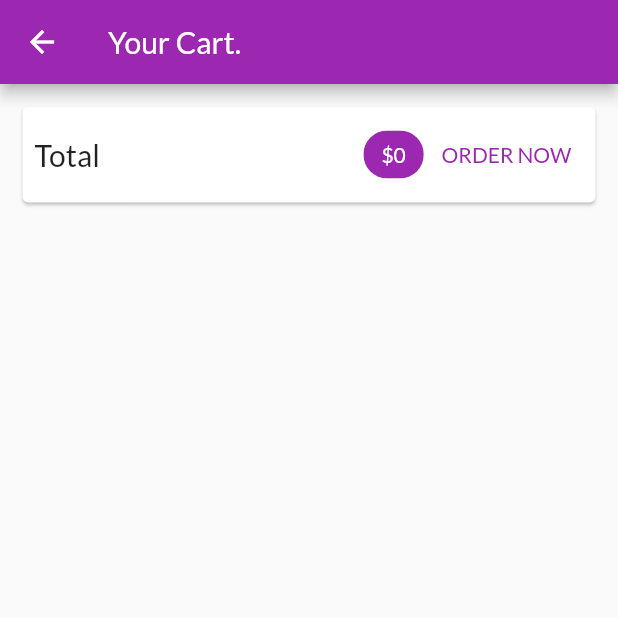
After one commit to Satya190597/FlutterApplications, a Flutter app: the CartScreen screen opened by its route, on a phone screen of 412 x 824 dp, the top half of it. The commit adds this screen. Run offline on Flutter 3.47's test engine with Material 2 defaults, Android fonts, the phone set to English and light mode, and no system bars; network calls fail.

Commit message:
Added Cart Screen

```diff
--- a/shop_app/lib/main.dart
+++ b/shop_app/lib/main.dart
@@ -3,6 +3,7 @@ import 'package:flutter/material.dart';
 // Widget.
 import './screens/products_overview_screen.dart';
 import './screens/product_detail_screen.dart';
+import './screens/cart_screen.dart';
 
 import './provider/products.dart';
 import './provider/cart.dart';
@@ -29,7 +30,8 @@ class ShoppingApp extends StatelessWidget {
         home: ProductsOverviewScreen(),
         routes: <String, WidgetBuilder>{
           ProductDetailScreen.routeName: (BuildContext context) =>
-              ProductDetailScreen()
+              ProductDetailScreen(),
+          CartScreen.routeName: (BuildContext context) => CartScreen(),
         },
       ),
     );
--- a/shop_app/lib/provider/cart.dart
+++ b/shop_app/lib/provider/cart.dart
@@ -27,6 +27,16 @@ class Cart with ChangeNotifier {
   get itemsCount {
     return _item.length;
   }
+
+  // Getter - get total amount.
+  get totalAmount {
+    double totalAmount = 0;
+    _item.forEach((key, value) {
+      totalAmount += value.price * value.quantity;
+    });
+    return totalAmount.round();
+  }
+
 
   // Add cart item to cart.
   void addItem(String key, String title, double price, int quantity) {
--- /dev/null
+++ b/shop_app/lib/screens/cart_screen.dart
@@ -0,0 +1,55 @@
+// - Packages.
+import 'package:flutter/material.dart';
+import 'package:provider/provider.dart';
+
+// - Providers.
+import '../provider/cart.dart';
+
+class CartScreen extends StatelessWidget {
+  static final routeName = 'cart';
+
+  @override
+  Widget build(BuildContext context) {
+    final cartProvider = Provider.of<Cart>(context);
+
+    return Scaffold(
+      appBar: AppBar(
+        title: Text('Your Cart.'),
+      ),
+      body: Column(
+        children: <Widget>[
+          Card(
+            margin: EdgeInsets.all(15),
+            child: Padding(
+              padding: EdgeInsets.all(8),
+              child: Row(
+                mainAxisAlignment: MainAxisAlignment.spaceAround,
+                children: <Widget>[
+                  Text(
+                    'Total',
+                    style: TextStyle(fontSize: 20),
+                  ),
+                  SizedBox(
+                    width: 10,
+                  ),
+                  Spacer(),
+                  Chip(
+                    label: Text(
+                      '\$${cartProvider.totalAmount}',
+                      style: TextStyle(color: Colors.white),
+                    ),
+                    backgroundColor: Theme.of(context).primaryColor,
+                  ),
+                  TextButton(
+                    onPressed: () {},
+                    child: Text('ORDER NOW'),
+                  ),
+                ],
+              ),
+            ),
+          ),
+        ],
+      ),
+    );
+  }
+}
--- a/shop_app/lib/screens/products_overview_screen.dart
+++ b/shop_app/lib/screens/products_overview_screen.dart
@@ -5,6 +5,7 @@ import 'package:provider/provider.dart';
 // - widgets.
 import '../widgets/products_grid.dart';
 import '../widgets/badge.dart';
+import '../screens/cart_screen.dart';
 
 // - providers.
 import '../provider/cart.dart';
@@ -34,7 +35,9 @@ class ProductsOverviewScreenState extends State<ProductsOverviewScreen> {
           Badge(
             child: IconButton(
               icon: Icon(Icons.shopping_cart),
-              onPressed: () {},
+              onPressed: () {
+                Navigator.of(context).pushNamed(CartScreen.routeName);
+              },
             ),
             value: cartProvider.itemsCount.toString(),
           ),
```
